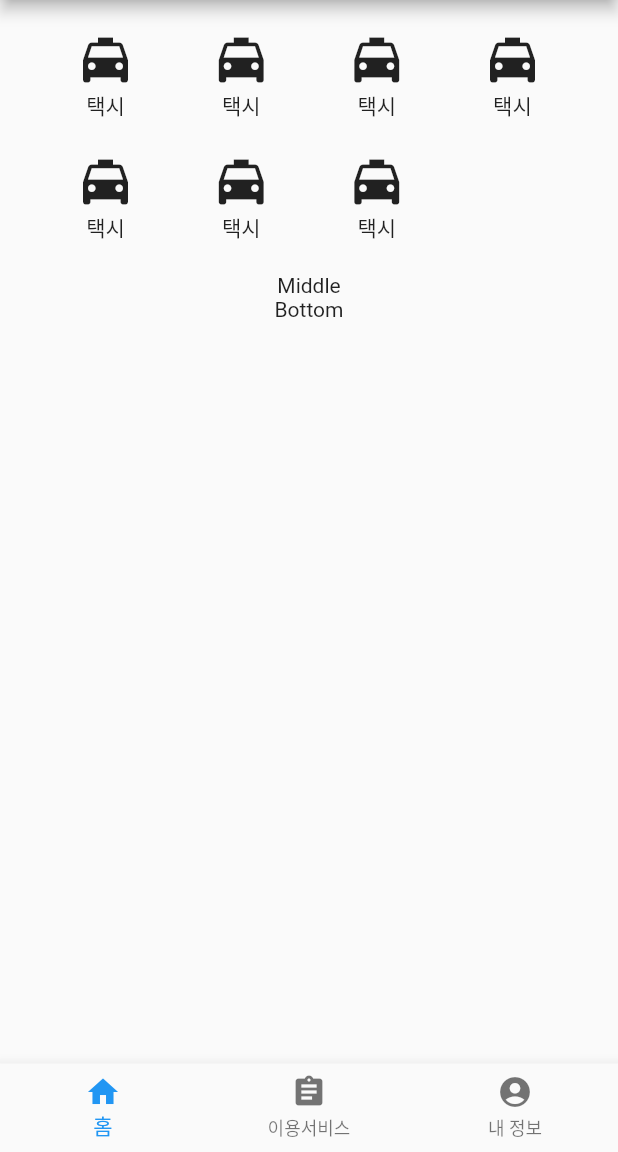
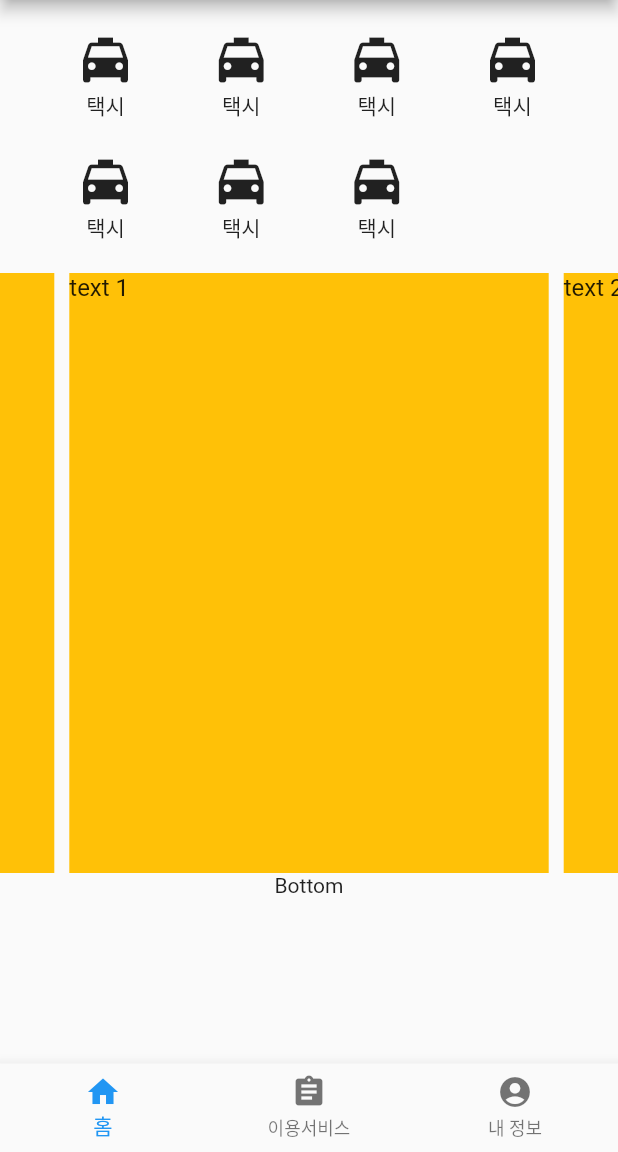
Before and after one commit to kopro-ov/TIL, a Flutter app: the screen it shows after launch, on a phone screen of 412 x 824 dp, the part 84-1236 px from its top. Run offline on Flutter 3.47's test engine with Material 2 defaults, Android fonts, the phone set to English and light mode, and no system bars; drawn by our look-alikes of carousel_slider.

Commit message:
Feat 슬라이더 작성
1. dependencies carousel_slider 추가
2. flutter pub get
3. 슬라이더 작성

```diff
--- a/framework/flutter/project/flutter_first_web/lib/main.dart
+++ b/framework/flutter/project/flutter_first_web/lib/main.dart
@@ -1,4 +1,5 @@
 import 'package:flutter/material.dart';
+import 'package:carousel_slider/carousel_slider.dart';
 
 void main() => runApp(MyApp());
 
@@ -190,7 +191,26 @@
 
   //중단
   Widget _buildMiddle() {
-    return Text('Middle');
+    return CarouselSlider(
+      options: CarouselOptions(
+        height: 400.0, //높이 400
+      ),
+      items: [1, 2, 3, 4, 5].map((i) {
+        return Builder(
+          builder: (BuildContext context) {
+            return Container(
+                width: MediaQuery.of(context).size.width, //기기의 가로 길이
+                margin: EdgeInsets.symmetric(horizontal: 5.0), //좌우 여백 5
+                decoration: BoxDecoration(color: Colors.amber //배경색
+                    ),
+                child: Text(
+                  'text $i',
+                  style: TextStyle(fontSize: 16.0),
+                ));
+          },
+        );
+      }).toList(),
+    );
   }
 
   //중단
--- a/framework/flutter/project/flutter_first_web/pubspec.yaml
+++ b/framework/flutter/project/flutter_first_web/pubspec.yaml
@@ -23,6 +23,7 @@
 dependencies:
   flutter:
     sdk: flutter
+  carousel_slider: ^4.0.0
 
 
   # The following adds the Cupertino Icons font to your application.
```
Also changed, not shown: framework/flutter/project/flutter_first_web/pubspec.lock.
